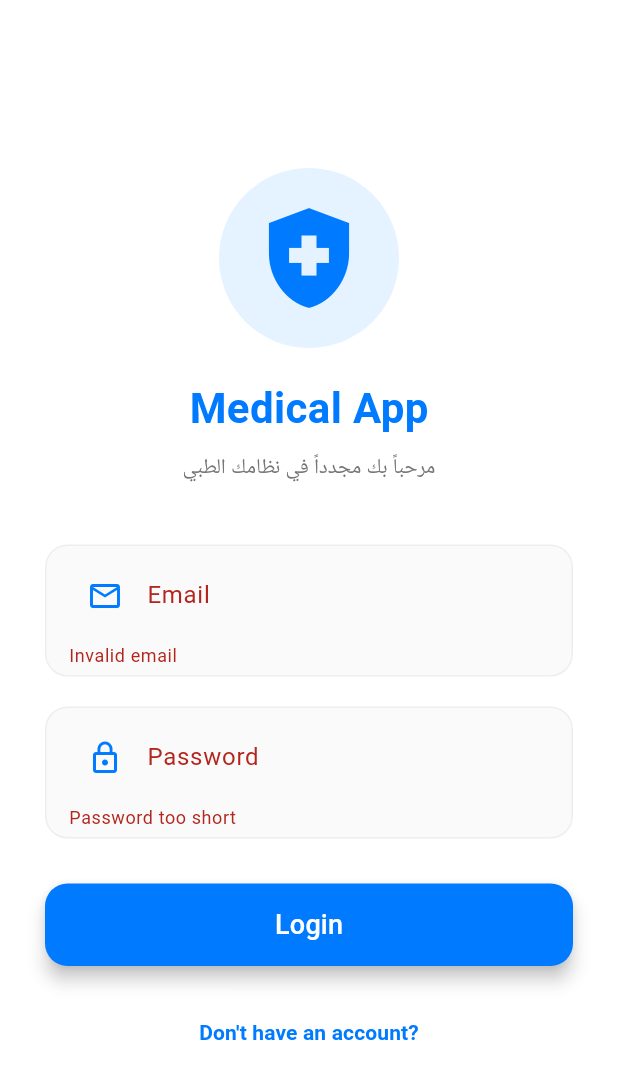
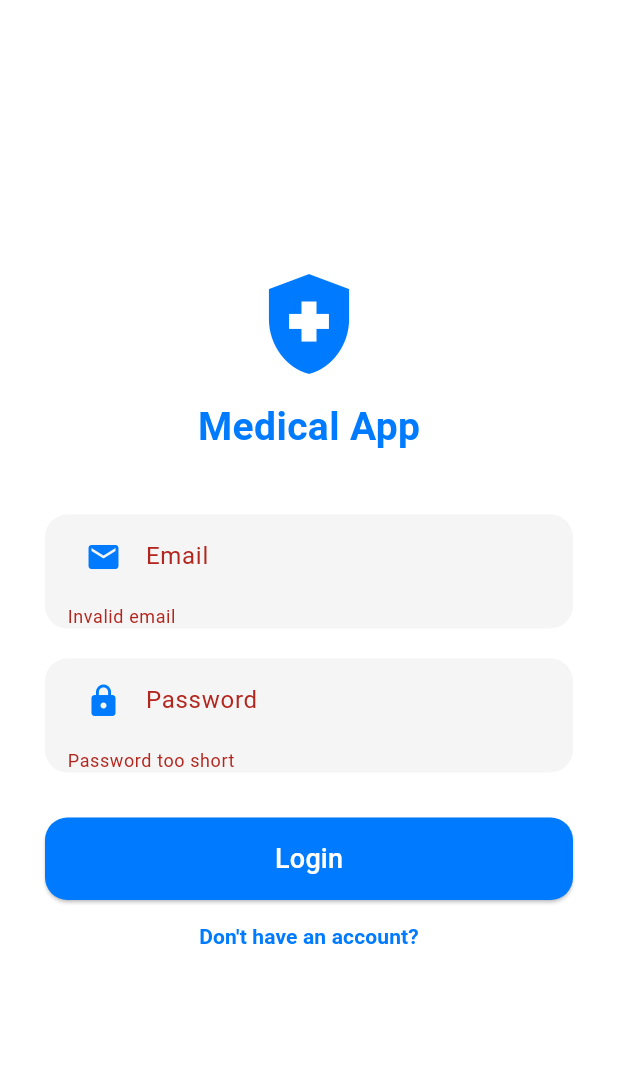
Before and after one commit to Rahimdzx/medicalai, a Flutter app: the LoginScreen screen opened directly, after a tap on "Login", on a phone screen of 412 x 824 dp. Shown: the top 1079 px of the screen. Run offline on Flutter 3.47's test engine with Material 3 defaults, Android fonts, the phone set to English and light mode, and no system bars; our stand-ins replace cloud_firestore, file_picker, firebase_auth, firebase_core, firebase_messaging, firebase_storage and 8 more; missing offline and left inert: agora_rtc_engine, mobile_scanner; accounts and stored records are empty.

Commit message:
login_screen.dart

```diff
--- a/lib/screens/login_screen.dart
+++ b/lib/screens/login_screen.dart
@@ -26,34 +26,19 @@ class _LoginScreenState extends State<LoginScreen> {
   Future<void> _login() async {
     if (!_formKey.currentState!.validate()) return;
 
-    // الوصول للـ Provider
     final authProvider = Provider.of<AuthProvider>(context, listen: false);
-
-    // تنفيذ الدخول وانتظار النتيجة
     final error = await authProvider.signIn(
       _emailController.text.trim(),
       _passwordController.text,
     );
 
-    // إذا حدث خطأ، نظهر رسالة. أما إذا نجح، الـ main.dart سيوجه المستخدم تلقائياً
-    if (error != null && mounted) {
+    if (error == null && mounted) {
+      // الانتقال الفوري وحذف شاشة الدخول من الذاكرة
+      Navigator.of(context).pushNamedAndRemoveUntil('/', (route) => false);
+    } else if (error != null && mounted) {
       final l10n = AppLocalizations.of(context);
-
-      // تبسيط معالجة رسائل الخطأ
-      String message;
-      switch (error) {
-        case 'user-not-found': message = l10n.userNotFound; break;
-        case 'wrong-password': message = l10n.wrongPassword; break;
-        case 'invalid-credential': message = "بيانات الدخول غير صحيحة"; break; // إضافة للتعامل مع التحديثات الجديدة
-        default: message = l10n.error;
-      }
-
       ScaffoldMessenger.of(context).showSnackBar(
-        SnackBar(
-          content: Text(message),
-          backgroundColor: Colors.redAccent,
-          behavior: SnackBarBehavior.floating
-        ),
+        SnackBar(content: Text(error), backgroundColor: Colors.redAccent),
       );
     }
   }
@@ -62,8 +47,6 @@ class _LoginScreenState extends State<LoginScreen> {
   Widget build(BuildContext context) {
     final l10n = AppLocalizations.of(context);
     final primaryColor = const Color(0xFF007BFF);
-
-    // نراقب حالة التحميل من الـ Provider مباشرة
     final authLoading = context.watch<AuthProvider>().isLoading;
 
     return Scaffold(
@@ -78,59 +61,29 @@ class _LoginScreenState extends State<LoginScreen> {
                 children: [
                   _buildHeader(primaryColor, l10n),
                   const SizedBox(height: 40),
-
-                  // حقل البريد
-                  _buildInputDecoration(
-                    child: TextFormField(
-                      controller: _emailController,
-                      keyboardType: TextInputType.emailAddress,
-                      enabled: !authLoading, // تعطيل الحقل أثناء التحميل
-                      decoration: InputDecoration(
-                        labelText: l10n.email,
-                        prefixIcon: Icon(Icons.email_outlined, color: primaryColor),
-                        border: InputBorder.none,
-                      ),
-                      validator: (val) => val == null || !val.contains('@') ? l10n.invalidEmail : null,
+                  _buildInput(child: TextFormField(
+                    controller: _emailController,
+                    decoration: InputDecoration(labelText: l10n.email, prefixIcon: Icon(Icons.email, color: primaryColor), border: InputBorder.none),
+                    validator: (val) => val == null || !val.contains('@') ? l10n.invalidEmail : null,
+                  )),
+                  const SizedBox(height: 20),
+                  _buildInput(child: TextFormField(
+                    controller: _passwordController,
+                    obscureText: true,
+                    decoration: InputDecoration(labelText: l10n.password, prefixIcon: Icon(Icons.lock, color: primaryColor), border: InputBorder.none),
+                    validator: (val) => val == null || val.length < 6 ? l10n.passwordTooShort : null,
+                  )),
+                  const SizedBox(height: 30),
+                  SizedBox(
+                    width: double.infinity, height: 55,
+                    child: ElevatedButton(
+                      onPressed: authLoading ? null : _login,
+                      style: ElevatedButton.styleFrom(backgroundColor: primaryColor, shape: RoundedRectangleBorder(borderRadius: BorderRadius.circular(15))),
+                      child: authLoading ? const CircularProgressIndicator(color: Colors.white) : Text(l10n.login, style: const TextStyle(color: Colors.white, fontSize: 18)),
                     ),
                   ),
-                  const SizedBox(height: 20),
-
-                  // حقل كلمة المرور
-                  _buildInputDecoration(
-                    child: TextFormField(
-                      controller: _passwordController,
-                      obscureText: true,
-                      enabled: !authLoading, // تعطيل الحقل أثناء التحميل
-                      decoration: InputDecoration(
-                        labelText: l10n.password,
-                        prefixIcon: Icon(Icons.lock_outline, color: primaryColor),
-                        border: InputBorder.none,
-                      ),
-                      validator: (val) => val == null || val.length < 6 ? l10n.passwordTooShort : null,
-                    ),
-                  ),
-                  const SizedBox(height: 30),
-
-                  // زر الدخول
-                  SizedBox(
-                    width: double.infinity,
-                    height: 55,
-                    child: ElevatedButton(
-                      onPressed: authLoading ? null : _login,
-                      style: ElevatedButton.styleFrom(
-                        backgroundColor: primaryColor,
-                        shape: RoundedRectangleBorder(borderRadius: BorderRadius.circular(15)),
-                        elevation: 5,
-                      ),
-                      child: authLoading
-                        ? const CircularProgressIndicator(color: Colors.white)
-                        : Text(l10n.login, style: const TextStyle(fontSize: 18, color: Colors.white)),
-                    ),
-                  ),
-
-                  const SizedBox(height: 20),
                   TextButton(
-                    onPressed: authLoading ? null : () => Navigator.push(context, MaterialPageRoute(builder: (_) => const SignUpScreen())),
+                    onPressed: () => Navigator.push(context, MaterialPageRoute(builder: (_) => const SignUpScreen())),
                     child: Text(l10n.noAccount, style: TextStyle(color: primaryColor, fontWeight: FontWeight.bold)),
                   ),
                 ],
@@ -142,33 +95,20 @@ class _LoginScreenState extends State<LoginScreen> {
     );
   }
 
-  Widget _buildHeader(Color color, var l10n) {
+  Widget _buildHeader(Color color, AppLocalizations l10n) {
     return Column(
       children: [
-        Container(
-          padding: const EdgeInsets.all(20),
-          decoration: BoxDecoration(
-            color: color.withOpacity(0.1),
-            shape: BoxShape.circle,
-          ),
-          child: Icon(Icons.health_and_safety, size: 80, color: color),
-        ),
-        const SizedBox(height: 20),
-        Text(l10n.appTitle, style: TextStyle(fontSize: 28, fontWeight: FontWeight.bold, color: color)),
+        Icon(Icons.health_and_safety, size: 80, color: color),
         const SizedBox(height: 10),
-        Text("مرحباً بك مجدداً في نظامك الطبي", style: TextStyle(color: Colors.grey[600])),
+        Text(l10n.appTitle, style: TextStyle(fontSize: 26, fontWeight: FontWeight.bold, color: color)),
       ],
     );
   }
 
-  Widget _buildInputDecoration({required Widget child}) {
+  Widget _buildInput({required Widget child}) {
     return Container(
-      padding: const EdgeInsets.symmetric(horizontal: 15, vertical: 5),
-      decoration: BoxDecoration(
-        color: Colors.grey[50],
-        borderRadius: BorderRadius.circular(15),
-        border: Border.all(color: Colors.grey[200]!),
-      ),
+      padding: const EdgeInsets.symmetric(horizontal: 15),
+      decoration: BoxDecoration(color: Colors.grey[100], borderRadius: BorderRadius.circular(15)),
       child: child,
     );
   }
```
